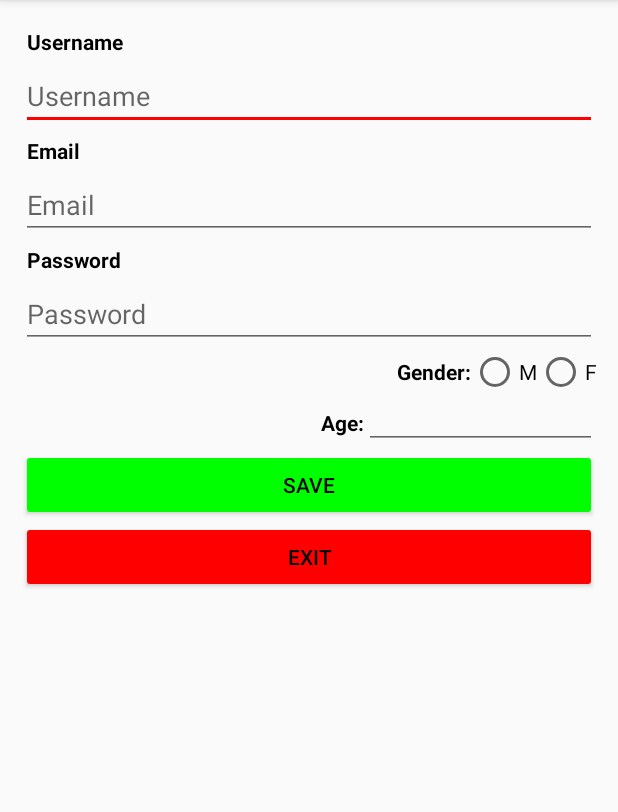
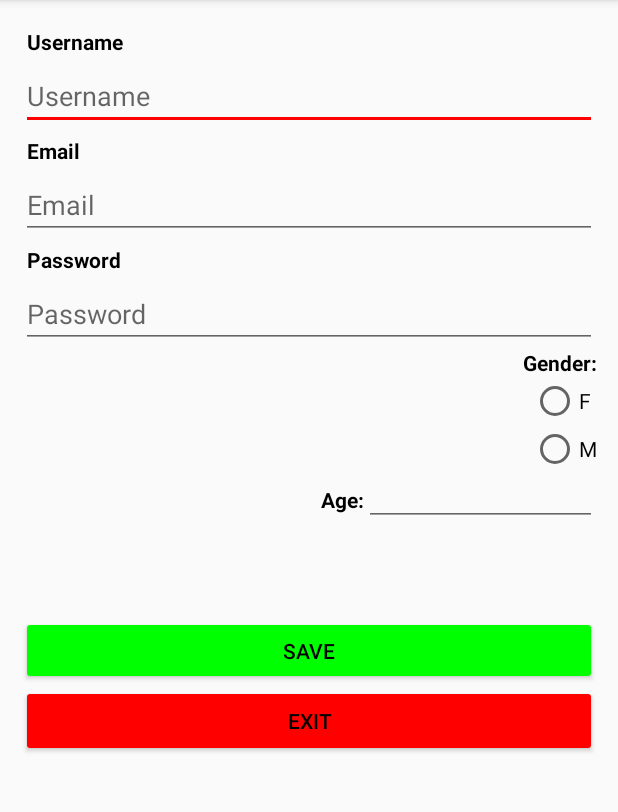
Before and after one commit to Koinan/MiprimeraApp, an Android app: the ProfileActivity screen opened directly, with no data from a screen before it, on a phone screen of 412 x 824 dp, the part 84-896 px from its top. Run offline under Robolectric (Android 15) with nearby library versions, the phone set to English and light mode, and no system bars.

Commit message:
Login con Linears layouts

```diff
--- a/app/src/main/java/miprimeraapp/android/teaching/com/myapplication/ProfileActivity.java
+++ b/app/src/main/java/miprimeraapp/android/teaching/com/myapplication/ProfileActivity.java
@@ -3,18 +3,52 @@ package miprimeraapp.android.teaching.com.myapplication;
 import android.content.Intent;
 import android.os.Bundle;
 import android.support.v7.app.AppCompatActivity;
+import android.util.Log;
 import android.view.View;
 import android.widget.EditText;
+import android.widget.RadioButton;
+
+import java.net.URLEncoder;
 
 public class ProfileActivity extends AppCompatActivity {
+    //Asigno los atributos
+    private EditText usernameEditText;
+    private EditText EmailEditText;
+    private EditText passwordEditText;
+    private EditText ageEditText;
+    private RadioButton radiobuttonM;
+    private RadioButton radioButtonF;
+
     @Override
     protected void onCreate(Bundle savedInstanceState) {
-
         super.onCreate(savedInstanceState);
         setContentView(R.layout.profile_activity);
-        EditText usernameEDitText = findViewById(R.id.username);
-        String usuario = usernameEDitText.getText().toString();
+        //obtengo el Id con findViewById
+        usernameEditText = findViewById(R.id.username);
+        EmailEditText = findViewById(R.id.email);
+        passwordEditText = findViewById(R.id.password);
+        ageEditText = findViewById((R.id.age));
+        radioButtonF = findViewById(R.id.genderf);
+        radiobuttonM = findViewById(R.id.genderm);
+
     }
+    public void onClick5(View view) {
+        //Imprimo los datos con un get.text en Logcat
+        Log.d("ProfileActivity", "Username:" + usernameEditText.getText());
+        Log.d("ProfileActivity", "Email : " + EmailEditText.getText());
+        Log.d("ProfileActivity", "Password : " + passwordEditText.getText());
+        Log.d("ProfileActivity", "Age : " + ageEditText.getText());
+        //Radio button
+        if (radiobuttonM.isChecked()) {
+            Log.d("ProfileActivity", "Gender male");
+        } else if(radioButtonF.isChecked()) {
+            Log.d("ProfileActivity", "Gender female");
+
+        }
+
+        }
+
+
     public void onClick(View view) {
         Intent intent = new Intent(this, MainActivity.class);
 
--- a/app/src/main/java/miprimeraapp/android/teaching/com/myapplication/SecondActivity.java
+++ b/app/src/main/java/miprimeraapp/android/teaching/com/myapplication/SecondActivity.java
@@ -24,4 +24,5 @@ public class SecondActivity extends AppCompatActivity {
 
         startActivity(intent);
     }
+
 }
--- a/app/src/main/res/layout/activity_second.xml
+++ b/app/src/main/res/layout/activity_second.xml
@@ -22,6 +22,7 @@
         android:layout_height="wrap_content"
         android:text="Abrir Primera Activity    "
         android:onClick = "onClick" />
+
 </LinearLayout>
 
 </android.support.constraint.ConstraintLayout>
--- a/app/src/main/res/layout/profile_activity.xml
+++ b/app/src/main/res/layout/profile_activity.xml
@@ -9,141 +9,171 @@
     <LinearLayout
         android:layout_width="match_parent"
         android:layout_height="wrap_content"
-    android:orientation="vertical">
+        android:orientation="vertical"
+        tools:layout_editor_absoluteX="14dp"
+        tools:layout_editor_absoluteY="4dp">
 
         <TextView
             android:id="@+id/textView1"
             android:layout_width="wrap_content"
             android:layout_height="wrap_content"
+            android:padding="4dp"
+            android:text="@string/Username"
             android:textColor="@color/colorPrimary"
-        android:textStyle="bold"
             android:textSize="14sp"
-        android:padding="4dp"
-        android:text="@string/Username" />
+            android:textStyle="bold" />
+
         <EditText
             android:id="@+id/username"
             android:layout_width="match_parent"
             android:layout_height="wrap_content"
+            android:hint="@string/Username"
             android:inputType="text"
             android:lines="1"
-        android:maxLength="10"
-        android:hint="@string/Username"/>
+            android:maxLength="10" />
 
         <TextView
             android:id="@+id/textView2"
             android:layout_width="wrap_content"
             android:layout_height="wrap_content"
+            android:padding="4dp"
+            android:text="@string/Email"
             android:textColor="@color/colorPrimary"
-        android:text="@string/Email"
-        android:textStyle="bold"
             android:textSize="14sp"
-        android:padding="4dp" />
+            android:textStyle="bold" />
+
         <EditText
+            android:id="@+id/email"
             android:layout_width="match_parent"
             android:layout_height="wrap_content"
-        android:inputType="textEmailAddress"
-        android:hint="@string/Email"/>
+            android:hint="@string/Email"
+            android:inputType="textEmailAddress" />
 
 
         <TextView
             android:id="@+id/textView3"
             android:layout_width="wrap_content"
             android:layout_height="wrap_content"
+            android:padding="4dp"
+            android:text="@string/Password"
+            android:textColor="@color/colorPrimary"
+            android:textSize="14sp"
             android:textStyle="bold"
-        android:textColor="@color/colorPrimary"
-        android:text="@string/Password"
-        android:textSize="14sp"
-        android:padding="4dp"
-        tools:ignore="MissingConstraints"/>
+            tools:ignore="MissingConstraints" />
+
         <EditText
+            android:id="@+id/password"
             android:layout_width="match_parent"
             android:layout_height="wrap_content"
+            android:hint="@string/Password"
             android:inputType="textPassword"
             android:lines="1"
-        android:maxLength="10"
-        android:hint="@string/Password"/>
-
+            android:maxLength="10" />
 
 
         <LinearLayout
             android:layout_width="match_parent"
             android:layout_height="match_parent"
-        android:orientation="horizontal"
-        android:gravity="center|end">
+            android:gravity="center|end"
+            android:orientation="horizontal">
 
             <TextView
                 android:id="@+id/textView4"
                 android:layout_width="wrap_content"
                 android:layout_height="wrap_content"
-            android:textStyle="bold"
+                android:text="@string/Gender"
                 android:textColor="@color/colorPrimary"
-            android:text="@string/Gender"
                 android:textSize="14sp"
-            />
-        <RadioButton
-            android:id="@+id/radioButton2"
-            android:layout_width="wrap_content"
-            android:layout_height="wrap_content"
-            android:text="M"         />
-        <RadioButton
-            android:id="@+id/radioButton"
-            android:layout_width="wrap_content"
-            android:layout_height="wrap_content"
-            android:text="F"/>
-
-    </LinearLayout>
-
-<LinearLayout
-android:layout_width="match_parent"
-android:layout_height="match_parent"
-android:orientation="horizontal"
-android:gravity="center|end">
-
-<TextView
-    android:id="@+id/textView5"
-    android:layout_width="wrap_content"
-    android:layout_height="wrap_content"
-    android:textStyle="bold"
-    android:paddingStart="200dp"
-    android:paddingTop="0dp"
-    android:textColor="@color/colorPrimary"
-    android:text="@string/Age"
-    android:textSize="14sp"/>
-
-    <EditText
-        android:layout_width="match_parent"
-        android:layout_height="wrap_content"
-        android:paddingTop="0dp"
-        android:inputType="number"/>
+                android:textStyle="bold" />
 
 
         </LinearLayout>
 <LinearLayout
     android:layout_width="match_parent"
     android:layout_height="wrap_content"
-        android:orientation="vertical"
-        android:gravity="bottom|center">
-        <Button
+    android:gravity="end"
+    android:orientation="horizontal">
+    <RadioGroup
+        android:layout_width="wrap_content"
+        android:layout_height="match_parent">
+
+        <RadioButton
+            android:id="@+id/genderf"
             android:layout_width="match_parent"
             android:layout_height="wrap_content"
-        android:onClick="onClick"
-        android:textAllCaps="false"
-            android:backgroundTint="#00FF00"
-        android:textColor="#000000"
-        android:text="SAVE" />
+            android:text="F" />
+
+        <RadioButton
+            android:id="@+id/genderm"
+            android:layout_width="match_parent"
+            android:layout_height="wrap_content"
+            android:text="M" />
+    </RadioGroup>
+
+</LinearLayout>
+
+
+        <LinearLayout
+            android:layout_width="match_parent"
+            android:layout_height="match_parent"
+            android:gravity="center|end"
+            android:orientation="horizontal">
+
+            <TextView
+                android:id="@+id/textView5"
+                android:layout_width="wrap_content"
+                android:layout_height="wrap_content"
+                android:paddingStart="200dp"
+                android:paddingTop="0dp"
+                android:text="@string/Age"
+                android:textColor="@color/colorPrimary"
+                android:textSize="14sp"
+                android:textStyle="bold" />
+
+            <EditText
+                android:id="@+id/age"
+                android:layout_width="match_parent"
+                android:layout_height="wrap_content"
+                android:inputType="number"
+                android:paddingTop="0dp" />
+
+
+        </LinearLayout>
+
+        <LinearLayout
+            android:layout_width="match_parent"
+            android:layout_height="wrap_content"
+            android:gravity="bottom|center"
+            android:orientation="vertical"
+            android:paddingTop="60dp">
 
             <Button
+                android:id="@+id/save_button"
+                android:layout_width="match_parent"
+                android:layout_height="46dp"
+                android:backgroundTint="#00FF00"
+                android:onClick="onClick5"
+                android:text="SAVE"
+                android:textAllCaps="false"
+                android:textColor="#000000"
+                tools:layout_editor_absoluteX="14dp"
+                tools:layout_editor_absoluteY="392dp" />
+
+            <Button
+                android:id="@+id/exit_button"
                 android:layout_width="match_parent"
                 android:layout_height="wrap_content"
+                android:backgroundTint="#FF0000"
                 android:onClick="onClick"
+                android:text="EXIT"
                 android:textAllCaps="false"
                 android:textColor="#000000"
-            android:backgroundTint="#FF0000"
-            android:text="EXIT" />
-
+                tools:layout_editor_absoluteX="126dp"
+                tools:layout_editor_absoluteY="432dp" />
         </LinearLayout>
 
     </LinearLayout>
 
 
+
 </android.support.constraint.ConstraintLayout>
```
Lines whose indentation alone changed are shown as unchanged.
